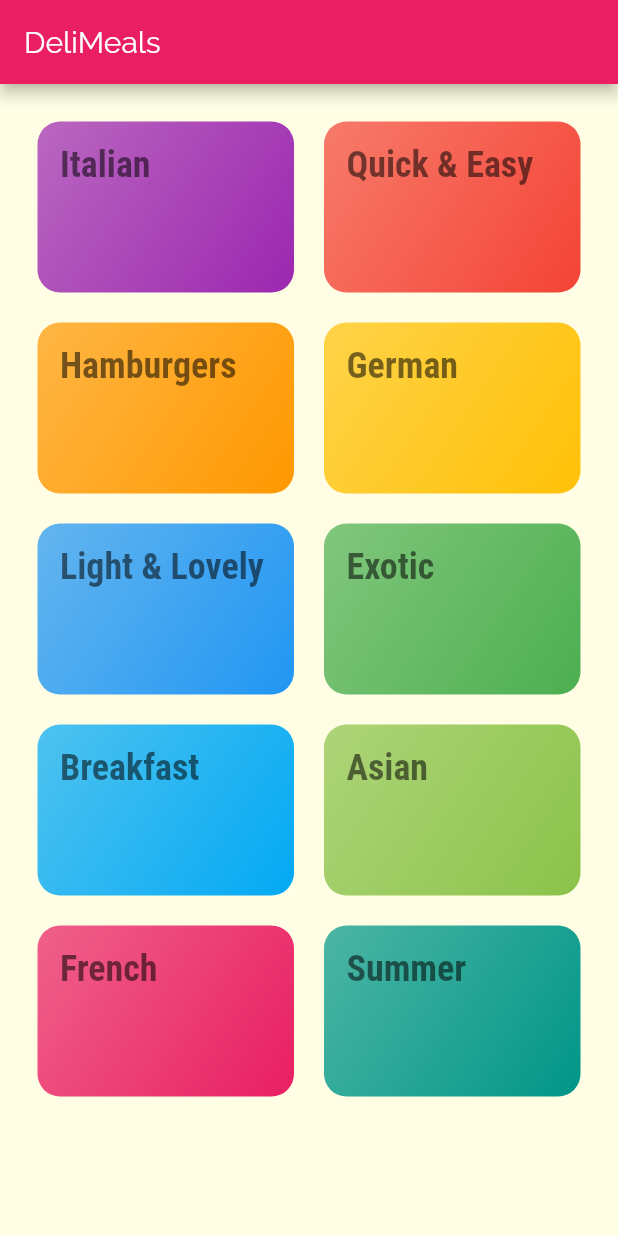
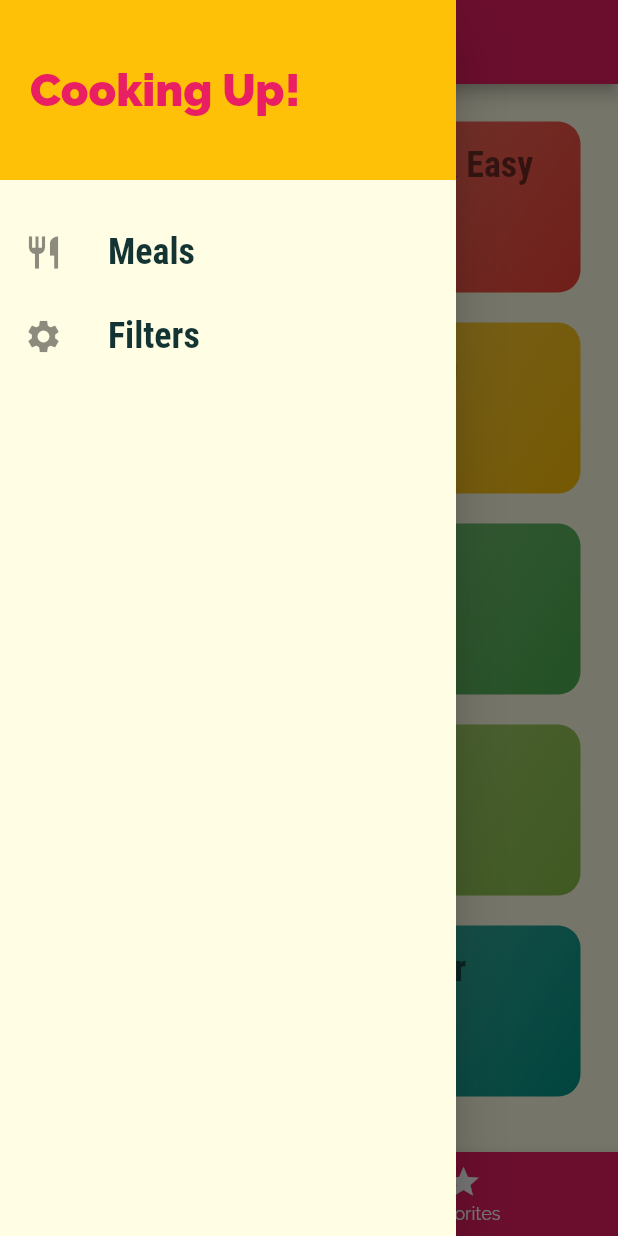
Before and after one commit to niravchavda99/flutter, a Flutter app: the screen it shows after launch, with the side drawer open (before the commit the screen has no drawer), on a phone screen of 412 x 824 dp. Run offline on Flutter 3.47's test engine with Material 2 defaults, Android fonts, the phone set to English and light mode, and no system bars.

Commit message:
Completed Meals App

```diff
--- a/Meals_App/lib/main.dart
+++ b/Meals_App/lib/main.dart
@@ -1,13 +1,63 @@
 import 'package:flutter/material.dart';
+import './screens/tabs_screen.dart';
+import './screens/filters_screen.dart';
 import './screens/categories_screen.dart';
 import './screens/meal_detail_screen.dart';
 import './screens/category_meals_screen.dart';
+import './models/meal.dart';
+import './dummy_data.dart';
 
 void main() {
   runApp(MyApp());
 }
 
-class MyApp extends StatelessWidget {
+class MyApp extends StatefulWidget {
+  @override
+  _MyAppState createState() => _MyAppState();
+}
+
+class _MyAppState extends State<MyApp> {
+  Map<String, bool> _filters = {
+    'gluten': false,
+    'lactose': false,
+    'vegan': false,
+    'vegetarian': false
+  };
+
+  List<Meal> _availableMeals = DUMMY_MEALS;
+  List<Meal> _favoriteMeals = [];
+
+  void _setFilters(Map<String, bool> filterData) {
+    setState(() {
+      _filters = filterData;
+      _availableMeals = DUMMY_MEALS.where((meal) {
+        if (_filters['gluten'] && !meal.isGlutenFree) return false;
+        if (_filters['lactose'] && !meal.isLactoseFree) return false;
+        if (_filters['vegan'] && !meal.isVegan) return false;
+        if (_filters['vegetarian'] && !meal.isVegetarian) return false;
+        return true;
+      }).toList();
+    });
+  }
+
+  void _toggleFavorite(String mealId) {
+    final existingIndex =
+        _favoriteMeals.indexWhere((meal) => meal.id == mealId);
+    if (existingIndex >= 0) {
+      setState(() {
+        _favoriteMeals.removeAt(existingIndex);
+      });
+    } else {
+      setState(() {
+        _favoriteMeals.add(DUMMY_MEALS.firstWhere((meal) => meal.id == mealId));
+      });
+    }
+  }
+
+  bool _isMealFavorite(String id) {
+    return _favoriteMeals.any((meal) => meal.id == id);
+  }
+
   @override
   Widget build(BuildContext context) {
     return MaterialApp(
@@ -34,9 +84,12 @@
       // home: CategoriesScreen(),
       initialRoute: '/',
       routes: {
-        '/': (ctx) => CategoriesScreen(),
-        CategoryMealsScreen.routeName: (ctx) => CategoryMealsScreen(),
-        MealDetailScreen.routeName: (ctx) => MealDetailScreen(),
+        '/': (ctx) => TabsScreen(_favoriteMeals),
+        CategoryMealsScreen.routeName: (ctx) =>
+            CategoryMealsScreen(_availableMeals),
+        MealDetailScreen.routeName: (ctx) =>
+            MealDetailScreen(_toggleFavorite, _isMealFavorite),
+        FiltersScreen.routeName: (ctx) => FiltersScreen(_filters, _setFilters),
       },
       // onGenerateRoute: (settings) {
       //   print(settings.arguments);
@@ -50,19 +103,19 @@
   }
 }
 
-class MyHomePage extends StatefulWidget {
-  @override
-  _MyHomePageState createState() => _MyHomePageState();
-}
+// class MyHomePage extends StatefulWidget {
+//   @override
+//   _MyHomePageState createState() => _MyHomePageState();
+// }
 
-class _MyHomePageState extends State<MyHomePage> {
-  @override
-  Widget build(BuildContext context) {
-    return Scaffold(
-      appBar: AppBar(
-        title: Text('DeliMeals'),
-      ),
-      body: Text('Navigation Time!'),
-    );
-  }
-}
+// class _MyHomePageState extends State<MyHomePage> {
+//   @override
+//   Widget build(BuildContext context) {
+//     return Scaffold(
+//       appBar: AppBar(
+//         title: Text('DeliMeals'),
+//       ),
+//       body: Text('Navigation Time!'),
+//     );
+//   }
+// }
--- a/Meals_App/lib/screens/categories_screen.dart
+++ b/Meals_App/lib/screens/categories_screen.dart
@@ -5,11 +5,7 @@
 class CategoriesScreen extends StatelessWidget {
   @override
   Widget build(BuildContext context) {
-    return Scaffold(
-      appBar: AppBar(
-        title: const Text('DeliMeals'),
-      ),
-      body: GridView(
+    return GridView(
       padding: const EdgeInsets.all(25),
       children: DUMMY_CATEGORIES
           .map((category) =>
@@ -21,7 +17,6 @@
         crossAxisSpacing: 20,
         mainAxisSpacing: 20,
       ),
-      ),
     );
   }
 }
--- /dev/null
+++ b/Meals_App/lib/screens/tabs_screen.dart
@@ -0,0 +1,63 @@
+import 'package:flutter/material.dart';
+import '../models/meal.dart';
+import './categories_screen.dart';
+import './favorites_screen.dart';
+import '../widgets/main_drawer.dart';
+
+class TabsScreen extends StatefulWidget {
+  List<Meal> favoriteMeals;
+
+  TabsScreen(this.favoriteMeals);
+
+  @override
+  _TabsScreenState createState() => _TabsScreenState();
+}
+
+class _TabsScreenState extends State<TabsScreen> {
+  List<Map<String, Object>> _pages;
+
+  int _selectedPageIndex = 0;
+
+  @override
+  void initState() {
+    _pages = [
+      {'page': CategoriesScreen(), 'title': 'Categories'},
+      {'page': FavoritesScreen(widget.favoriteMeals), 'title': 'Your Favorite'},
+    ];
+    super.initState();
+  }
+
+  void _selectPage(int index) {
+    setState(() {
+      _selectedPageIndex = index;
+    });
+  }
+
+  @override
+  Widget build(BuildContext context) {
+    return Scaffold(
+      appBar: AppBar(
+        title: Text(_pages[_selectedPageIndex]['title']),
+      ),
+      drawer: MainDrawer(),
+      body: _pages[_selectedPageIndex]['page'],
+      bottomNavigationBar: BottomNavigationBar(
+        onTap: _selectPage,
+        backgroundColor: Theme.of(context).primaryColor,
+        unselectedItemColor: Colors.white,
+        selectedItemColor: Theme.of(context).accentColor,
+        currentIndex: _selectedPageIndex,
+        items: [
+          BottomNavigationBarItem(
+            icon: Icon(Icons.category),
+            label: 'Categories',
+          ),
+          BottomNavigationBarItem(
+            icon: Icon(Icons.star),
+            label: 'Favorites',
+          ),
+        ],
+      ),
+    );
+  }
+}
--- /dev/null
+++ b/Meals_App/lib/widgets/main_drawer.dart
@@ -0,0 +1,54 @@
+import 'package:flutter/material.dart';
+import '../screens/filters_screen.dart';
+
+class MainDrawer extends StatelessWidget {
+  Widget buildListTile(String title, IconData icon, Function tapHandler) {
+    return ListTile(
+      leading: Icon(
+        icon,
+        size: 26,
+      ),
+      title: Text(
+        title,
+        style: TextStyle(
+          fontFamily: 'RobotoCondensed',
+          fontSize: 24,
+          fontWeight: FontWeight.bold,
+        ),
+      ),
+      onTap: tapHandler,
+    );
+  }
+
+  @override
+  Widget build(BuildContext context) {
+    return Drawer(
+      child: Column(
+        children: [
+          Container(
+            height: 120,
+            width: double.infinity,
+            padding: EdgeInsets.all(20),
+            color: Theme.of(context).accentColor,
+            alignment: Alignment.centerLeft,
+            child: Text(
+              'Cooking Up!',
+              style: TextStyle(
+                fontWeight: FontWeight.w900,
+                fontSize: 30,
+                color: Theme.of(context).primaryColor,
+              ),
+            ),
+          ),
+          SizedBox(height: 20),
+          buildListTile('Meals', Icons.restaurant, () {
+            Navigator.of(context).pushReplacementNamed('/');
+          }),
+          buildListTile('Filters', Icons.settings, () {
+            Navigator.of(context).pushReplacementNamed(FiltersScreen.routeName);
+          }),
+        ],
+      ),
+    );
+  }
+}
--- a/Meals_App/lib/widgets/meal_item.dart
+++ b/Meals_App/lib/widgets/meal_item.dart
@@ -46,7 +46,10 @@
   }
 
   void selectMeal(BuildContext ctx) {
-    Navigator.of(ctx).pushNamed(MealDetailScreen.routeName, arguments: id);
+    Navigator.of(ctx).pushNamed(
+      MealDetailScreen.routeName,
+      arguments: id,
+    );
   }
 
   @override
```
Also changed, not shown: Meals_App/lib/screens/category_meals_screen.dart (+46 -20 lines), Meals_App/lib/screens/favorites_screen.dart (added, +31 -0 lines), Meals_App/lib/screens/filters_screen.dart (added, +109 -0 lines), Meals_App/lib/screens/meal_detail_screen.dart (+9 -0 lines). Lines whose indentation alone changed are shown as unchanged.
